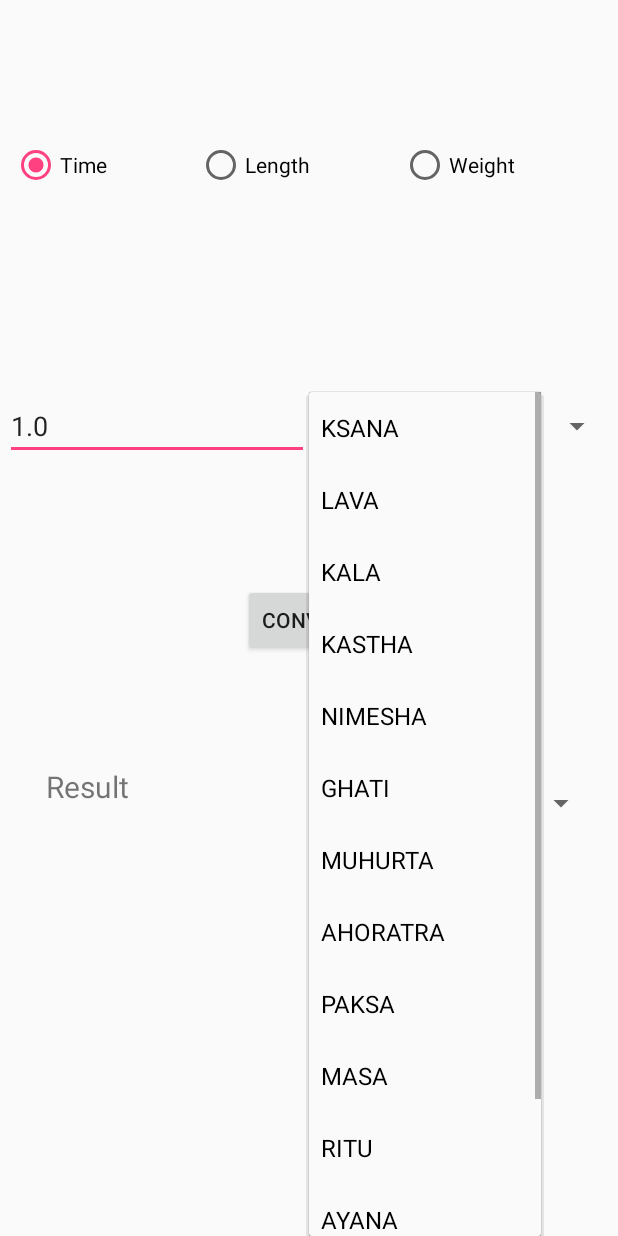
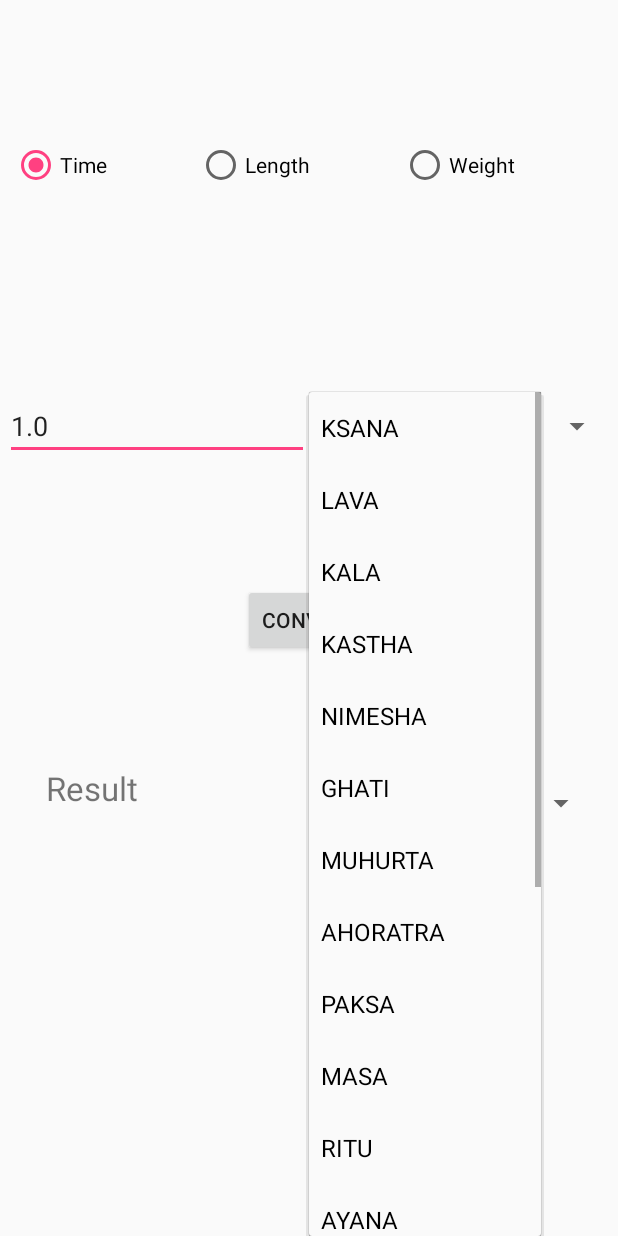
Before and after one commit to slashgk/Ayush-SIH, an Android app: the Calculator screen opened directly, with no data from a screen before it, after a tap on "KSANA", on a phone screen of 412 x 824 dp. Run offline under Robolectric (Android 15) with nearby library versions, the phone set to English and light mode, and no system bars.

Commit message:
calculator done

```diff
--- a/app/src/main/res/layout/activity_calculator.xml
+++ b/app/src/main/res/layout/activity_calculator.xml
@@ -92,9 +92,15 @@
             android:layout_width="match_parent"
             android:layout_height="match_parent"
             android:layout_marginLeft="10dp"
+            android:scrollHorizontally="true"
+            android:singleLine="true"
+            android:ellipsize="marquee"
+            android:marqueeRepeatLimit ="marquee_forever"
+            android:focusable="true"
+            android:focusableInTouchMode="true"
             android:layout_weight="1"
             android:text="Result"
-            android:textSize="20dp" />
+            android:textSize="22dp" />
 
         <Spinner
             android:id="@+id/output_sp"
--- a/app/src/main/res/values/strings.xml
+++ b/app/src/main/res/values/strings.xml
@@ -26,5 +26,40 @@
         <item>AYANA</item>
         <item>SAMVATSARA</item>
         <item>YUGA</item>
+        <item>SECOND</item>
+        <item>MINUTES</item>
+        <item>HOUR</item>
+        <item>DAY</item>
+        <item>MONTH</item>
+        <item>YEAR</item>
+    </string-array>
+    <string-array name="length_array">
+        <item>YAVODARA</item>
+        <item>ANGULA</item>
+        <item>BITAHASTI</item>
+        <item>ARATNI</item>
+        <item>HASTA</item>
+        <item>RAJAHASTA(NRIPAHASTA)</item>
+        <item>VYAMA</item>
+        <item>CENTIMETER</item>
+        <item>METER</item>
+    </string-array>
+    <string-array name="weight_array">
+        <item>PARAMANU</item>
+        <item>DHAVANSHI(VANSI and TRASRENU)</item>
+        <item>MARICHI</item>
+        <item>LAL SARSHAP</item>
+        <item>TUNDAL</item>
+        <item>DHANYAMASH</item>
+        <item>YAVA</item>
+        <item>RATTI</item>
+        <item>ANDIKA</item>
+        <item>MASHAK (MASA)</item>
+        <item>SHAAN</item>
+        <item>KOL</item>
+        <item>TOLA</item>
+        <item>MILIGRAM</item>
+        <item>GRAM</item>
+        <item>KILOGRAM</item>
     </string-array>
 </resources>
```
Also changed, not shown: app/src/main/java/com/bitplasma/app/ayush_demo/Calculator.java (+70 -1 lines), app/src/main/java/com/bitplasma/app/ayush_demo/UnitValues.java (+6 -3 lines).
